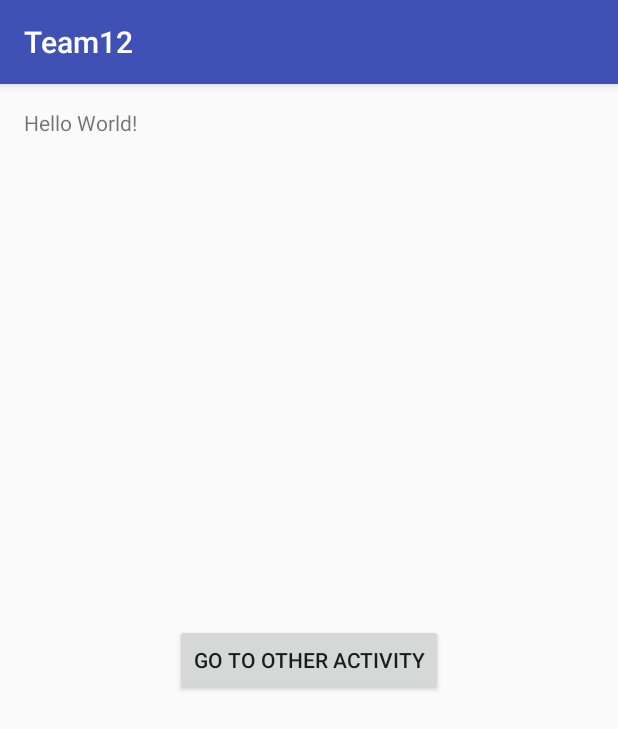
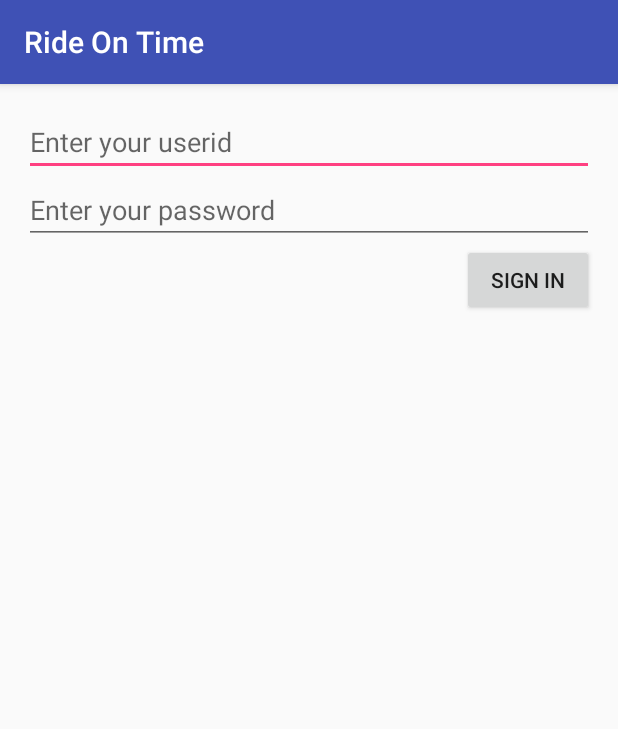
Before and after one commit to b3astman/Team12, an Android app: the screen it shows after launch (MainActivity before the commit, SignInActivity after it), on a phone screen of 412 x 824 dp. Shown: the top 729 px of the screen. Run offline under Robolectric (Android 15) with nearby library versions, the phone set to English and light mode, and no system bars.

Commit message:
Added sign in to take user to main activity (storing data not implemented yet)

```diff
--- a/app/build.gradle
+++ b/app/build.gradle
@@ -23,4 +23,5 @@ dependencies {
     compile fileTree(dir: 'libs', include: ['*.jar'])
     testCompile 'junit:junit:4.12'
     compile 'com.android.support:appcompat-v7:23.2.1'
+    compile 'com.android.support:support-v4:23.2.1'
 }
--- a/app/src/main/java/tcss450/uw/edu/team12/MainActivity.java
+++ b/app/src/main/java/tcss450/uw/edu/team12/MainActivity.java
@@ -12,10 +12,4 @@ public class MainActivity extends AppCompatActivity {
         super.onCreate(savedInstanceState);
         setContentView(R.layout.activity_main);
     }
-
-    public void sendText(View view) {
-        Intent intent = new Intent(this, TextActivity.class);
-
-        startActivity(intent);
-    }
 }
--- /dev/null
+++ b/app/src/main/java/tcss450/uw/edu/team12/authenticate/LoginFragment.java
@@ -0,0 +1,81 @@
+package tcss450.uw.edu.team12.authenticate;
+
+
+import android.os.Bundle;
+import android.support.v4.app.Fragment;
+import android.text.TextUtils;
+import android.view.LayoutInflater;
+import android.view.View;
+import android.view.ViewGroup;
+import android.widget.Button;
+import android.widget.EditText;
+import android.widget.Toast;
+
+import tcss450.uw.edu.team12.R;
+
+/**
+ * A simple {@link Fragment} subclass.
+ */
+public class LoginFragment extends Fragment {
+
+
+    public LoginFragment() {
+        // Required empty public constructor
+    }
+
+
+    @Override
+    public View onCreateView(LayoutInflater inflater, ViewGroup container,
+                             Bundle savedInstanceState) {
+        // Inflate the layout for this fragment
+        View v =  inflater.inflate(R.layout.fragment_login, container, false);
+        final EditText userIdText = (EditText) v.findViewById(R.id.user_id);
+        final EditText pwdText = (EditText) v.findViewById(R.id.pwd);
+        Button signInButton = (Button) v.findViewById(R.id.signin_button);
+        signInButton.setOnClickListener(new View.OnClickListener() {
+            @Override
+            public void onClick(View v) {
+                String userId = userIdText.getText().toString();
+                String pwd = pwdText.getText().toString();
+                if (TextUtils.isEmpty(userId))  {
+                    Toast.makeText(v.getContext(), "Enter userid"
+                            , Toast.LENGTH_SHORT)
+                            .show();
+                    userIdText.requestFocus();
+                    return;
+                }
+                if (!userId.contains("@")) {
+                    Toast.makeText(v.getContext(), "Enter a valid email address"
+                            , Toast.LENGTH_SHORT)
+                            .show();
+                    userIdText.requestFocus();
+                    return;
+                }
+
+                if (TextUtils.isEmpty(pwd))  {
+                    Toast.makeText(v.getContext(), "Enter password"
+                            , Toast.LENGTH_SHORT)
+                            .show();
+                    pwdText.requestFocus();
+                    return;
+                }
+                if (pwd.length() < 6) {
+                    Toast.makeText(v.getContext(), "Enter password of at least 6 characters"
+                            , Toast.LENGTH_SHORT)
+                            .show();
+                    pwdText.requestFocus();
+                    return;
+                }
+
+                ((SignInActivity) getActivity()).login(userId, pwd);
+            }
+        });
+
+        return v;
+    }
+
+    public interface LoginInteractionListener {
+        public void login(String userId, String pwd);
+    }
+
+}
--- /dev/null
+++ b/app/src/main/java/tcss450/uw/edu/team12/authenticate/SignInActivity.java
@@ -0,0 +1,29 @@
+package tcss450.uw.edu.team12.authenticate;
+
+import android.content.Intent;
+import android.support.v7.app.AppCompatActivity;
+import android.os.Bundle;
+
+import tcss450.uw.edu.team12.MainActivity;
+import tcss450.uw.edu.team12.R;
+
+public class SignInActivity extends AppCompatActivity implements LoginFragment.LoginInteractionListener {
+
+    @Override
+    protected void onCreate(Bundle savedInstanceState) {
+        super.onCreate(savedInstanceState);
+        setContentView(R.layout.activity_sign_in);
+
+        getSupportFragmentManager().beginTransaction()
+                .add(R.id.fragment_container, new LoginFragment())
+                .commit();
+
+    }
+
+    @Override
+    public void login(String userId, String pwd) {
+        Intent i = new Intent(this, MainActivity.class);
+        startActivity(i);
+        finish();
+    }
+}
--- a/app/src/main/res/layout/activity_main.xml
+++ b/app/src/main/res/layout/activity_main.xml
@@ -12,13 +12,9 @@
     <TextView
         android:layout_width="wrap_content"
         android:layout_height="wrap_content"
-        android:text="Hello World!" />
-    <Button
-        android:layout_width="wrap_content"
-        android:layout_height="wrap_content"
-        android:text="Go to Other Activity"
-        android:onClick="sendText"
-        android:id="@+id/button"
+        android:textAppearance="?android:attr/textAppearanceMedium"
+        android:text="You are in main activity"
+        android:id="@+id/textView"
         android:layout_centerVertical="true"
         android:layout_centerHorizontal="true" />
 </RelativeLayout>
--- /dev/null
+++ b/app/src/main/res/layout/activity_sign_in.xml
@@ -0,0 +1,14 @@
+<?xml version="1.0" encoding="utf-8"?>
+<FrameLayout xmlns:android="http://schemas.android.com/apk/res/android"
+    android:id="@+id/fragment_container"
+    xmlns:tools="http://schemas.android.com/tools"
+    android:layout_width="match_parent"
+    android:layout_height="match_parent"
+    android:orientation="vertical"
+    android:paddingBottom="@dimen/activity_vertical_margin"
+    android:paddingLeft="@dimen/activity_horizontal_margin"
+    android:paddingRight="@dimen/activity_horizontal_margin"
+    android:paddingTop="@dimen/activity_vertical_margin"
+    tools:context="tcss450.uw.edu.team12.authenticate.SignInActivity">
+
+</FrameLayout>
--- /dev/null
+++ b/app/src/main/res/layout/fragment_login.xml
@@ -0,0 +1,27 @@
+<LinearLayout xmlns:android="http://schemas.android.com/apk/res/android"
+    android:orientation="vertical"
+    xmlns:tools="http://schemas.android.com/tools"
+    android:layout_width="match_parent"
+    android:layout_height="match_parent"
+    tools:context="tcss450.uw.edu.team12.authenticate.LoginFragment">
+
+    <EditText
+        android:id="@+id/user_id"
+        android:layout_width="match_parent"
+        android:layout_height="wrap_content"
+        android:hint="@string/email_hint"
+        android:inputType="textEmailAddress"/>
+    <EditText
+        android:id="@+id/pwd"
+        android:layout_width="match_parent"
+        android:layout_height="wrap_content"
+        android:hint="@string/password_hint"
+        android:inputType="textPassword"/>
+    <Button
+        android:id="@+id/signin_button"
+        android:layout_width="wrap_content"
+        android:layout_height="wrap_content"
+        android:text="@string/sign_in"
+        android:layout_gravity="right"/>
+
+</LinearLayout>
--- a/app/src/main/res/values/strings.xml
+++ b/app/src/main/res/values/strings.xml
@@ -1,4 +1,20 @@
 <resources>
-    <string name="app_name">Team12</string>
+    <string name="app_name">Ride On Time</string>
     <string name="title_activity_text">Second Activity</string>
+
+    <string name="title_favorites">View Favorites</string>
+    <string name="title_details">View Details</string>
+
+    <string name="title_share">Share</string>
+    <string name="save_favorite">Save as favorite</string>
+
+    <string name="password_hint">Enter your password</string>
+    <string name="email_hint">Enter your userid</string>
+    <string name="sign_in">Sign in</string>
+
+    <string name="LOGIN_PREFS">edu.uw.tacoma.bethae.team12.PREFS</string>
+    <string name="LOGGEDIN">loggedin</string>
+
+    <!-- TODO: Remove or change this placeholder text -->
+    <string name="hello_blank_fragment">Hello blank fragment</string>
 </resources>
```
Also changed, not shown: app/src/main/AndroidManifest.xml (+2 -9 lines), app/src/main/java/tcss450/uw/edu/team12/TextActivity.java (deleted, +0 -13 lines), app/src/main/res/layout/activity_text.xml (deleted, +0 -37 lines).
